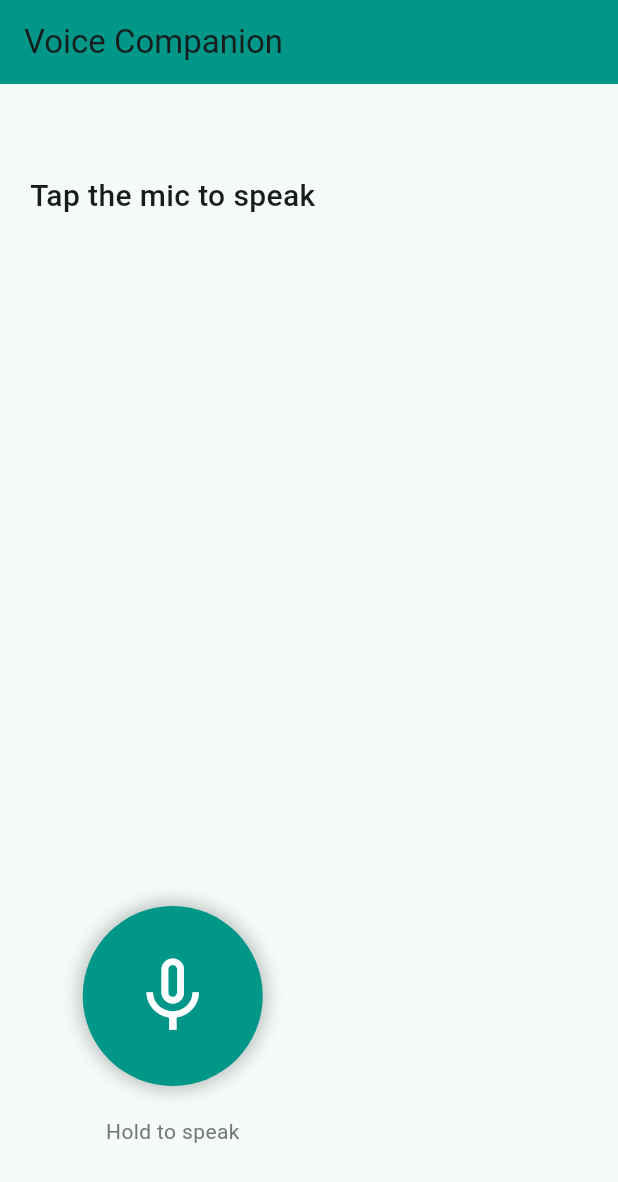
After one commit to nancyyyyy/mental-wellness, a Flutter app: the VoiceChatScreen screen opened by its route, on a phone screen of 412 x 824 dp. The commit adds this screen. Shown: the top 1182 px of the screen. Run offline on Flutter 3.47's test engine with Material 3 defaults, Android fonts, the phone set to English and light mode, and no system bars; our stand-ins replace flutter_riverpod, flutter_tts, go_router, speech_to_text.

Commit message:
feat: Add Voice Chat feature with Speech-to-Text and Text-to-Speech in Flutter

```diff
--- a/mobile/lib/core/router.dart
+++ b/mobile/lib/core/router.dart
@@ -1,11 +1,13 @@
 import 'package:go_router/go_router.dart';
 import '../features/auth/login_screen.dart';
 import '../features/chat/chat_screen.dart';
+import '../features/voice/voice_chat_screen.dart';
 
 final appRouter = GoRouter(
   initialLocation: '/login',
   routes: [
     GoRoute(path: '/login', builder: (context, state) => const LoginScreen()),
     GoRoute(path: '/chat', builder: (context, state) => const ChatScreen()),
+    GoRoute(path: '/voice', builder: (context, state) => const VoiceChatScreen()),
   ],
 );
--- /dev/null
+++ b/mobile/lib/features/voice/voice_chat_screen.dart
@@ -0,0 +1,217 @@
+import 'package:flutter/material.dart';
+import 'package:speech_to_text/speech_to_text.dart';
+import 'package:flutter_tts/flutter_tts.dart';
+import 'package:http/http.dart' as http;
+import 'dart:convert';
+
+class VoiceChatScreen extends StatefulWidget {
+  const VoiceChatScreen({super.key});
+
+  @override
+  State<VoiceChatScreen> createState() => _VoiceChatScreenState();
+}
+
+class _VoiceChatScreenState extends State<VoiceChatScreen> {
+  final SpeechToText _speechToText = SpeechToText();
+  final FlutterTts _flutterTts = FlutterTts();
+
+  bool _isListening = false;
+  bool _isSpeaking = false;
+  bool _isProcessing = false;
+  String _lastWords = '';
+  String _aiResponse = '';
+
+  @override
+  void initState() {
+    super.initState();
+    _initSpeech();
+    _initTts();
+  }
+
+  void _initSpeech() async {
+    await _speechToText.initialize();
+    setState(() {});
+  }
+
+  void _initTts() async {
+    await _flutterTts.setLanguage("en-US");
+    await _flutterTts.setSpeechRate(0.5);
+    await _flutterTts.setVolume(1.0);
+    await _flutterTts.setPitch(1.0);
+  }
+
+  Future<void> _startListening() async {
+    if (!_isListening) {
+      bool available = await _speechToText.initialize();
+      if (available) {
+        setState(() => _isListening = true);
+        _speechToText.listen(
+          onResult: (result) {
+            setState(() {
+              _lastWords = result.recognizedWords;
+            });
+          },
+        );
+      }
+    }
+  }
+
+  Future<void> _stopListening() async {
+    await _speechToText.stop();
+    setState(() => _isListening = false);
+
+    if (_lastWords.isNotEmpty) {
+      await _sendToBackend(_lastWords);
+    }
+  }
+
+  Future<void> _sendToBackend(String text) async {
+    setState(() {
+      _isProcessing = true;
+      _aiResponse = '';
+    });
+
+    try {
+      final response = await http.post(
+        Uri.parse('http://localhost:8000/chat/message'),
+        headers: {'Content-Type': 'application/json'},
+        body: jsonEncode({
+          "content": text,
+          "user_id": "voice-user-1"
+        }),
+      );
+
+      if (response.statusCode == 200) {
+        final data = jsonDecode(response.body);
+        final aiText = data['response'] ?? "I'm here with you.";
+
+        setState(() {
+          _aiResponse = aiText;
+          _isProcessing = false;
+        });
+
+        // Speak the response
+        await _speak(aiText);
+      }
+    } catch (e) {
+      setState(() {
+        _aiResponse = "Sorry, I couldn't connect right now.";
+        _isProcessing = false;
+      });
+    } finally {
+      setState(() {
+        _isProcessing = false;
+      });
+    }
+  }
+
+  Future<void> _speak(String text) async {
+    setState(() => _isSpeaking = true);
+    await _flutterTts.speak(text);
+    setState(() => _isSpeaking = false);
+  }
+
+  Future<void> _stopSpeaking() async {
+    await _flutterTts.stop();
+    setState(() => _isSpeaking = false);
+  }
+
+  @override
+  Widget build(BuildContext context) {
+    return Scaffold(
+      appBar: AppBar(
+        title: const Text('Voice Companion'),
+        backgroundColor: Colors.teal,
+      ),
+      body: Padding(
+        padding: const EdgeInsets.all(20),
+        child: Column(
+          children: [
+            const SizedBox(height: 40),
+
+            // Status
+            Text(
+              _isListening
+                  ? "🎤 Listening..."
+                  : _isSpeaking
+                      ? "🔊 Speaking..."
+                      : _isProcessing
+                          ? "🤔 Thinking..."
+                          : "Tap the mic to speak",
+              style: const TextStyle(fontSize: 20, fontWeight: FontWeight.w500),
+            ),
+
+            const SizedBox(height: 30),
+
+            // User speech
+            if (_lastWords.isNotEmpty)
+              Container(
+                padding: const EdgeInsets.all(16),
+                decoration: BoxDecoration(
+                  color: Colors.blue[50],
+                  borderRadius: BorderRadius.circular(12),
+                ),
+                child: Text(
+                  "You said: $_lastWords",
+                  style: const TextStyle(fontSize: 16),
+                ),
+              ),
+
+            const SizedBox(height: 20),
+
+            // AI Response
+            if (_aiResponse.isNotEmpty)
+              Container(
+                padding: const EdgeInsets.all(16),
+                decoration: BoxDecoration(
+                  color: Colors.teal[50],
+                  borderRadius: BorderRadius.circular(12),
+                ),
+                child: Text(
+                  "Companion: $_aiResponse",
+                  style: const TextStyle(fontSize: 16),
+                ),
+              ),
+
+            const Spacer(),
+
+            // Mic Button
+            GestureDetector(
+              onTapDown: (_) => _startListening(),
+              onTapUp: (_) => _stopListening(),
+              child: Container(
+                width: 120,
+                height: 120,
+                decoration: BoxDecoration(
+                  color: _isListening ? Colors.red : Colors.teal,
+                  shape: BoxShape.circle,
+                  boxShadow: [
+                    BoxShadow(
+                      color: Colors.black26,
+                      blurRadius: 10,
+                      spreadRadius: 2,
+                    )
+                  ],
+                ),
+                child: Icon(
+                  _isListening ? Icons.mic : Icons.mic_none,
+                  color: Colors.white,
+                  size: 60,
+                ),
+              ),
+            ),
+
+            const SizedBox(height: 20),
+
+            Text(
+              _isListening ? "Release to send" : "Hold to speak",
+              style: TextStyle(color: Colors.grey[600]),
+            ),
+
+            const SizedBox(height: 40),
+          ],
+        ),
+      ),
+    );
+  }
+}
--- a/mobile/pubspec.yaml
+++ b/mobile/pubspec.yaml
@@ -13,6 +13,9 @@ dependencies:
   riverpod_annotation: ^2.3.5
   go_router: ^14.2.0
   http: ^1.2.0
+  speech_to_text: ^6.6.1
+  flutter_tts: ^3.8.5
+  permission_handler: ^11.3.1
 
 dev_dependencies:
   flutter_test:
```
